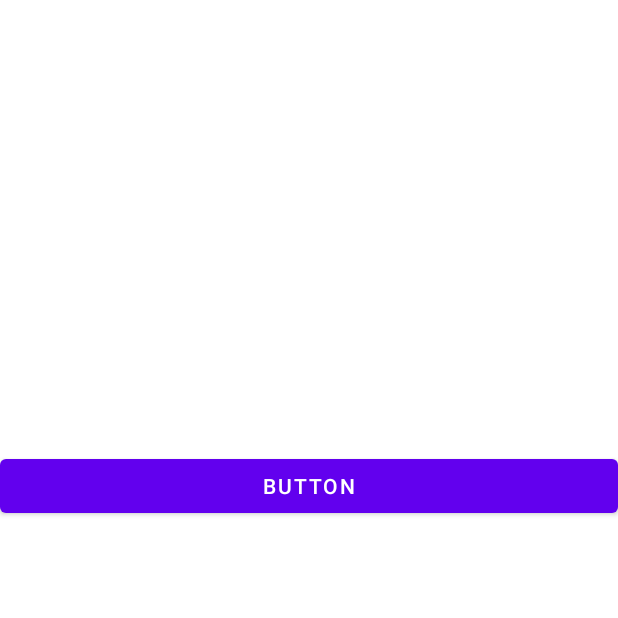
After one commit to AsseLecceBari/AnimalApp, an Android app: the fragment profilo_utente_fragment shown on its own in the app's theme, on a phone screen of 412 x 824 dp, the top half of it. The commit adds this screen. Run offline under Robolectric (Android 15) with nearby library versions, the phone set to English and light mode, and no system bars.

Commit message:
prova aggiunta profilo con fragment fallita

```diff
--- /dev/null
+++ b/app/src/main/java/fragments/profilo_utente_fragment.java
@@ -0,0 +1,100 @@
+package fragments;
+
+import static it.uniba.dib.sms2223_2.R.id.main_action_bar;
+
+import android.annotation.SuppressLint;
+import android.os.Bundle;
+
+import androidx.annotation.NonNull;
+import androidx.annotation.Nullable;
+import androidx.appcompat.app.ActionBar;
+import androidx.appcompat.app.AppCompatActivity;
+import androidx.appcompat.widget.Toolbar;
+import androidx.fragment.app.Fragment;
+
+import android.text.Layout;
+import android.view.LayoutInflater;
+import android.view.Menu;
+import android.view.MenuInflater;
+import android.view.View;
+import android.view.ViewGroup;
+
+import it.uniba.dib.sms2223_2.R;
+
+/**
+ * A simple {@link Fragment} subclass.
+ * Use the {@link profilo_utente_fragment#newInstance} factory method to
+ * create an instance of this fragment.
+ */
+public class profilo_utente_fragment extends Fragment {
+
+    private Toolbar main_action_bar;
+
+    // TODO: Rename parameter arguments, choose names that match
+    // the fragment initialization parameters, e.g. ARG_ITEM_NUMBER
+    private static final String ARG_PARAM1 = "param1";
+    private static final String ARG_PARAM2 = "param2";
+
+    // TODO: Rename and change types of parameters
+    private String mParam1;
+    private String mParam2;
+
+    public profilo_utente_fragment() {
+        // Required empty public constructor
+    }
+
+    /**
+     * Use this factory method to create a new instance of
+     * this fragment using the provided parameters.
+     *
+     * @param param1 Parameter 1.
+     * @param param2 Parameter 2.
+     * @return A new instance of fragment profilo_utente_fragment.
+     */
+    // TODO: Rename and change types and number of parameters
+    public static profilo_utente_fragment newInstance(String param1, String param2) {
+        profilo_utente_fragment fragment = new profilo_utente_fragment();
+        Bundle args = new Bundle();
+        args.putString(ARG_PARAM1, param1);
+        args.putString(ARG_PARAM2, param2);
+        fragment.setArguments(args);
+        return fragment;
+    }
+
+    @Override
+    public void onCreate(Bundle savedInstanceState) {
+        super.onCreate(savedInstanceState);
+        setHasOptionsMenu(true);
+        if (getArguments() != null) {
+            mParam1 = getArguments().getString(ARG_PARAM1);
+            mParam2 = getArguments().getString(ARG_PARAM2);
+        }
+    }
+
+    @SuppressLint("MissingInflatedId")
+    @Override
+    public View onCreateView(LayoutInflater inflater, ViewGroup container,
+                             Bundle savedInstanceState) {
+
+       View rootview=inflater.inflate(R.layout.fragment_profilo_utente_fragment, container, false);
+       main_action_bar= rootview.findViewById(R.id.main_action_bar);
+        ((AppCompatActivity)getActivity()).setSupportActionBar(main_action_bar);
+
+
+        // Inflate the layout for this fragment
+        return inflater.inflate(R.layout.fragment_profilo_utente_fragment, container, false);
+    }
+
+    @Override
+    public void onCreateOptionsMenu(@NonNull Menu menu, @NonNull MenuInflater inflater) {
+        super.onCreateOptionsMenu(menu, inflater);
+        inflater.inflate(R.menu.menu_bar_main,menu);
+    }
+
+    @Override
+    public void onViewCreated(@NonNull View view, @Nullable Bundle savedInstanceState) {
+        super.onViewCreated(view, savedInstanceState);
+
+
+    }
+}
--- /dev/null
+++ b/app/src/main/res/layout/fragment_profilo_utente_fragment.xml
@@ -0,0 +1,16 @@
+<LinearLayout xmlns:android="http://schemas.android.com/apk/res/android"
+    xmlns:tools="http://schemas.android.com/tools"
+    android:layout_width="match_parent"
+    android:layout_height="match_parent"
+    android:orientation="vertical">
+
+
+    <Button
+        android:id="@+id/button3"
+        android:layout_width="match_parent"
+        android:layout_height="wrap_content"
+        android:layout_marginTop="300dp"
+        android:text="Button" />
+
+
+</LinearLayout>
```
Also changed, not shown: app/src/main/java/it/uniba/dib/sms2223_2/MainActivity.java (+19 -2 lines), app/src/main/res/layout/activity_main.xml (+13 -4 lines), app/src/main/res/layout/main_action_bar.xml (+7 -7 lines).
